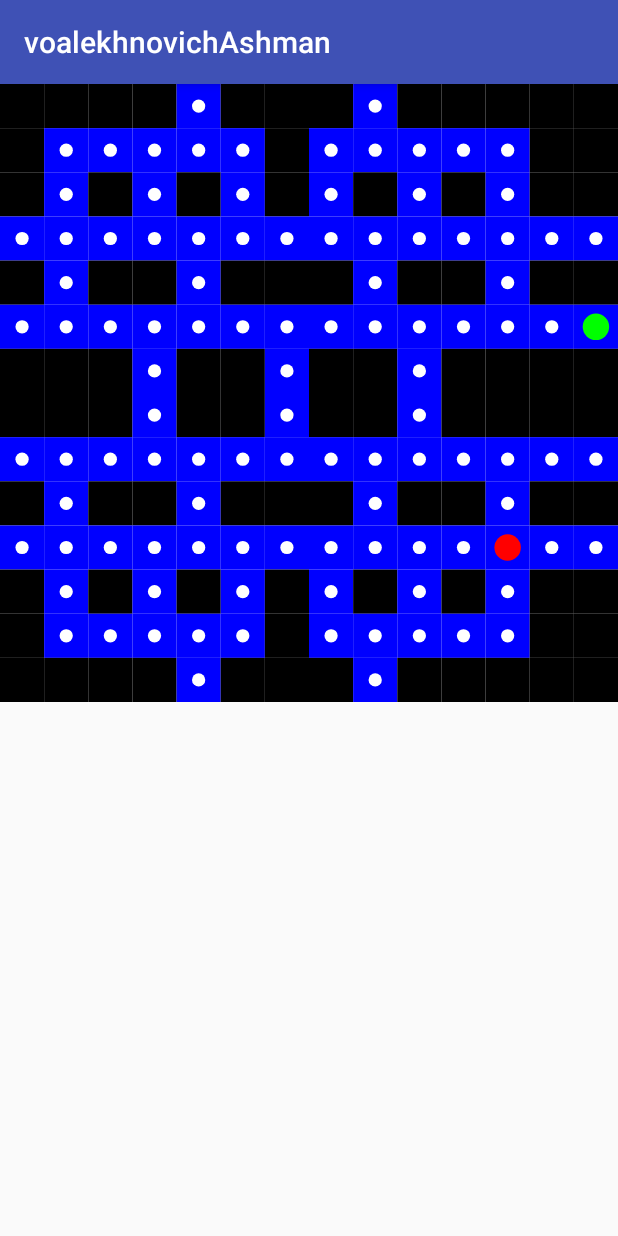
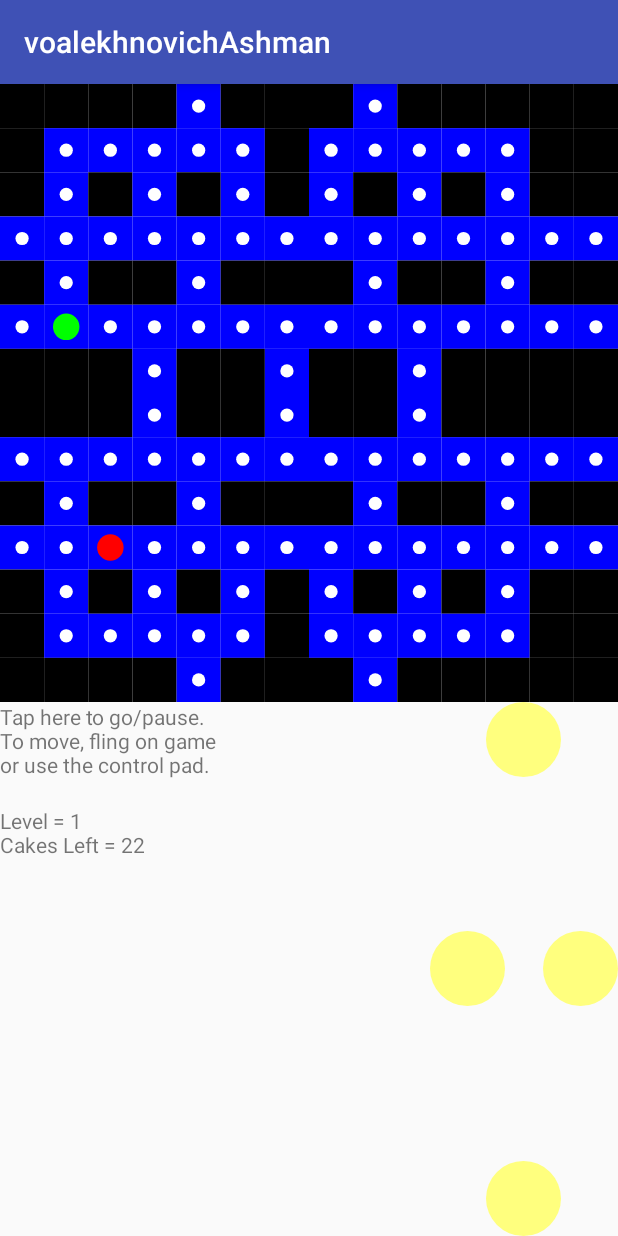
Before and after one commit to vitaovich/Ashman, an Android app: the MainActivity screen opened directly, with no data from a screen before it, on a phone screen of 412 x 824 dp. Run offline under Robolectric (Android 15) with nearby library versions, the phone set to English and light mode, and no system bars.

Commit message:
added player control, and ghost movement. Also calculate next available position on playfield

```diff
--- a/app/src/main/java/com/alekhnovich/vitaliy/voalekhnovichashman/A_Player.java
+++ b/app/src/main/java/com/alekhnovich/vitaliy/voalekhnovichashman/A_Player.java
@@ -1,6 +1,8 @@
 package com.alekhnovich.vitaliy.voalekhnovichashman;
 
 import android.graphics.Canvas;
+
+import java.util.Random;
 
 /**
  * Created by vio on 12/5/16.
@@ -9,7 +11,7 @@ import android.graphics.Canvas;
 public abstract class A_Player
 {
     Directions currentDirection;
-    private int cellWidth;
+    protected int cellWidth;
     private int currentCellX;
     private int currentCellY;
     private float positionX;
@@ -49,7 +51,7 @@ public abstract class A_Player
     {
         this.currentCellY = currentCellY;
     }
-    public float getCurrentCellY()
+    public int getCurrentCellY()
     {
         return this.currentCellY;
     }
@@ -75,8 +77,27 @@ public abstract class A_Player
 
     public void setCurrentDirection(Directions direction)
     {
-        this.currentDirection = direction;
+            this.currentDirection = direction;
     }
+    public Directions getCurrentDirection() { return this.currentDirection; }
 
     public abstract void drawPlayer(Canvas canvas);
+
+    public static Directions pickRandomDirection()
+    {
+        Random random = new Random();
+        int value = random.nextInt(4);
+        switch(value)
+        {
+            case 0:
+                return Directions.Up;
+            case 1:
+                return Directions.Down;
+            case 2:
+                return Directions.Left;
+            case 3:
+                return Directions.Right;
+        }
+        return Directions.Up;
+    }
 }
--- a/app/src/main/java/com/alekhnovich/vitaliy/voalekhnovichashman/Ghost.java
+++ b/app/src/main/java/com/alekhnovich/vitaliy/voalekhnovichashman/Ghost.java
@@ -3,6 +3,8 @@ package com.alekhnovich.vitaliy.voalekhnovichashman;
 import android.graphics.Canvas;
 import android.graphics.Color;
 import android.graphics.Paint;
+
+import java.util.Random;
 
 /**
  * Created by vio on 12/5/16.
@@ -13,15 +15,7 @@ public class Ghost extends A_Player
     public Ghost(int startCellX, int startCellY, int cellWidth)
     {
         super(startCellX, startCellY, cellWidth);
-    }
-
-    public void drawGhost(Canvas canvas)
-    {
-        Paint paint = new Paint();
-        paint.setStyle(Paint.Style.FILL);
-        paint.setColor(Color.RED);
-
-        canvas.drawCircle(getPositionX(), getPositionY(), 3, paint);
+        setCurrentDirection(pickRandomDirection());
     }
 
     @Override
@@ -31,6 +25,6 @@ public class Ghost extends A_Player
         paint.setStyle(Paint.Style.FILL);
         paint.setColor(Color.RED);
 
-        canvas.drawCircle(getPositionX(), getPositionY(), getPlayerSize(), paint);
+        canvas.drawCircle(getCurrentCellX()*cellWidth + 5, getCurrentCellY()*cellWidth + 5, getPlayerSize(), paint);
     }
 }
--- a/app/src/main/java/com/alekhnovich/vitaliy/voalekhnovichashman/MainActivity.java
+++ b/app/src/main/java/com/alekhnovich/vitaliy/voalekhnovichashman/MainActivity.java
@@ -2,8 +2,12 @@ package com.alekhnovich.vitaliy.voalekhnovichashman;
 
 import android.support.v7.app.AppCompatActivity;
 import android.os.Bundle;
+import android.view.View;
+import android.widget.Button;
+import android.widget.ImageView;
 
 public class MainActivity extends AppCompatActivity {
+    ImageView upButton, downButton, leftButton, rightButton;
 
     @Override
     protected void onCreate(Bundle savedInstanceState) {
@@ -11,5 +15,41 @@ public class MainActivity extends AppCompatActivity {
         setContentView(R.layout.activity_main);
         PlayField playfield = (PlayField)findViewById(R.id.view);
         playfield.start();
+
+        upButton = (ImageView) findViewById(R.id.up);
+        upButton.setOnClickListener(new View.OnClickListener() {
+            @Override
+            public void onClick(View view) {
+                PlayField playfield = (PlayField)findViewById(R.id.view);
+                playfield.ashMan.setCurrentDirection(Directions.Up);
+            }
+        });
+
+        downButton = (ImageView) findViewById(R.id.down);
+        downButton.setOnClickListener(new View.OnClickListener() {
+            @Override
+            public void onClick(View view) {
+                PlayField playfield = (PlayField)findViewById(R.id.view);
+                playfield.ashMan.setCurrentDirection(Directions.Down);
+            }
+        });
+
+        leftButton = (ImageView) findViewById(R.id.left);
+        leftButton.setOnClickListener(new View.OnClickListener() {
+            @Override
+            public void onClick(View view) {
+                PlayField playfield = (PlayField)findViewById(R.id.view);
+                playfield.ashMan.setCurrentDirection(Directions.Left);
+            }
+        });
+
+        rightButton = (ImageView) findViewById(R.id.right);
+        rightButton.setOnClickListener(new View.OnClickListener() {
+            @Override
+            public void onClick(View view) {
+                PlayField playfield = (PlayField)findViewById(R.id.view);
+                playfield.ashMan.setCurrentDirection(Directions.Right);
+            }
+        });
     }
 }
--- a/app/src/main/java/com/alekhnovich/vitaliy/voalekhnovichashman/PlayField.java
+++ b/app/src/main/java/com/alekhnovich/vitaliy/voalekhnovichashman/PlayField.java
@@ -8,7 +8,11 @@ import android.graphics.Path;
 import android.graphics.RectF;
 import android.os.Handler;
 import android.util.AttributeSet;
+import android.util.Log;
 import android.view.View;
+import android.widget.TextView;
+
+import org.w3c.dom.Text;
 
 import java.util.Random;
 
@@ -35,8 +39,8 @@ public class PlayField extends View
     private boolean mIsRunning = false;
 
     float mAspectRatio = 1;
-    Player ashMan;
-    Ghost ghost;
+    public A_Player ashMan, ghost;
+    int changeDirectionCount = 0;
     int [][] gameField = new int [PLAYFIELD_HEIGHT+2][PLAYFIELD_WIDTH+2];
 
 
@@ -77,14 +81,25 @@ public class PlayField extends View
 
     protected void onTimer()
     {
-        float cx = ashMan.getPositionX();
-        if(cx < PLAYFIELD_PHYSICAL_WIDTH-5)
+        calculateNextPosition(ashMan);
+        boolean moving = calculateNextPosition(ghost);
+        if(moving)
         {
-            cx = cx + 5;
+            changeDirectionCount++;
         }
-        ashMan.setPositionX(cx);
+        if(changeDirectionCount > 5)
+        {
+            ghost.setCurrentDirection(A_Player.pickRandomDirection());
+            changeDirectionCount = 0;
+        }
+        if(!moving)
+        {
+            ghost.setCurrentDirection(A_Player.pickRandomDirection());
+        }
         invalidate();
     }
+
+
 
     public boolean isRunning()
     {
@@ -193,6 +208,63 @@ public class PlayField extends View
         setMeasuredDimension (finalWidth, finalHeight) ;
     }
 
+    private boolean calculateNextPosition(A_Player player)
+    {
+        int currentCellX =0, currentCellY = 0;
+        int nextCell = 0;
+        boolean changedPosition = false;
+        Directions direction;
+
+        direction = player.getCurrentDirection();
+
+        if(direction != null)
+        {
+            currentCellX = player.getCurrentCellX();
+            currentCellY = player.getCurrentCellY();
+            switch(direction)
+            {
+                case Up:
+                    currentCellY--;
+                    if(currentCellY < 0)
+                    {
+                        currentCellY = 13;
+                    }
+                    nextCell = gameField[currentCellY+1][currentCellX+1];
+                    break;
+                case Down:
+                    currentCellY++;
+                    currentCellY = currentCellY % 14;
+                    nextCell = gameField[currentCellY+1][currentCellX+1];
+                    break;
+                case Right:
+                    currentCellX++;
+                    currentCellX = currentCellX %14;
+                    nextCell = gameField[currentCellY+1][currentCellX+1];
+                    break;
+                case Left:
+                    currentCellX--;
+                    if(currentCellX < 0)
+                    {
+                        currentCellX = 13;
+                    }
+                    nextCell = gameField[currentCellY+1][currentCellX+1];
+                    break;
+            }
+            if(currentCellX >= 0 && currentCellX < 15 && nextCell > WALL_VALUE)
+            {
+                changedPosition = true;
+                player.setCurrentCellX(currentCellX);
+
+            }
+            if(currentCellY >= 0 && currentCellY < 15 && nextCell > WALL_VALUE)
+            {
+                changedPosition = true;
+                player.setCurrentCellY(currentCellY);
+            }
+        }
+        return changedPosition;
+    }
+
     private void createLevel(String seed)
     {
         gameField[2][2] = CAKE_VALUE;
@@ -231,21 +303,5 @@ public class PlayField extends View
                 gameField[15-i][14-j] = gameField[i][j];
             }
         }
-//        Random random = new Random(seed.hashCode());
-//        int value;
-//        for(int i = 1; i < gameField.length-1; i++)
-//        {
-//            for(int j = 1; j < gameField[i].length-1; j++)
-//            {
-//                value = random.nextInt(3);
-//                if(value > 0)
-//                {
-//                    gameField[i][j] = CAKE_VALUE;
-//                }
-//
-//            }
-//        }
-
-
     }
 }
--- a/app/src/main/java/com/alekhnovich/vitaliy/voalekhnovichashman/Player.java
+++ b/app/src/main/java/com/alekhnovich/vitaliy/voalekhnovichashman/Player.java
@@ -23,6 +23,6 @@ public class Player extends A_Player
         paint.setStyle(Paint.Style.FILL);
         paint.setColor(Color.GREEN);
 
-        canvas.drawCircle(getPositionX(), getPositionY(), getPlayerSize(), paint);
+        canvas.drawCircle(getCurrentCellX()*cellWidth + 5, getCurrentCellY()*cellWidth + 5, getPlayerSize(), paint);
     }
 }
--- /dev/null
+++ b/app/src/main/res/drawable/button.xml
@@ -0,0 +1,5 @@
+<?xml version="1.0" encoding="utf-8"?>
+<shape xmlns:android="http://schemas.android.com/apk/res/android"
+    android:shape="oval" >
+    <solid android:color="#FFFF7E"/>
+</shape>
--- a/app/src/main/res/layout/activity_main.xml
+++ b/app/src/main/res/layout/activity_main.xml
@@ -1,5 +1,6 @@
 <?xml version="1.0" encoding="utf-8"?>
 <RelativeLayout xmlns:android="http://schemas.android.com/apk/res/android"
+    xmlns:app="http://schemas.android.com/apk/res-auto"
     xmlns:tools="http://schemas.android.com/tools"
     android:id="@+id/activity_main"
     android:layout_width="match_parent"
@@ -14,4 +15,62 @@
         android:layout_alignParentLeft="true"
         android:layout_alignParentStart="true"
         android:id="@+id/view" />
+
+    <TextView
+        android:text="@string/instructions"
+        android:layout_width="150dp"
+        android:layout_height="wrap_content"
+        android:layout_below="@+id/view"
+        android:layout_alignParentLeft="true"
+        android:layout_alignParentStart="true"
+        android:id="@+id/textView" />
+
+    <RelativeLayout
+        android:layout_below="@+id/view"
+        android:layout_height="wrap_content"
+        android:layout_width="125dp"
+        android:layout_alignParentRight="true">
+
+        <ImageView
+            android:layout_width="50dp"
+            android:layout_height="50dp"
+            app:srcCompat="@drawable/button"
+            android:id="@+id/up"
+            android:layout_alignParentTop="true"
+            android:layout_centerHorizontal="true"/>
+
+        <ImageView
+            android:layout_width="50dp"
+            android:layout_height="50dp"
+            app:srcCompat="@drawable/button"
+            android:id="@+id/down"
+            android:layout_alignParentBottom="true"
+            android:layout_centerHorizontal="true"/>
+
+        <ImageView
+            android:layout_width="50dp"
+            android:layout_height="50dp"
+            app:srcCompat="@drawable/button"
+            android:id="@+id/right"
+            android:layout_alignParentRight="true"
+            android:layout_centerVertical="true"/>
+
+        <ImageView
+            android:layout_width="50dp"
+            android:layout_height="50dp"
+            app:srcCompat="@drawable/button"
+            android:id="@+id/left"
+            android:layout_alignParentLeft="true"
+            android:layout_centerVertical="true"/>
+    </RelativeLayout>
+
+    <TextView
+        android:text="@string/stats"
+        android:layout_width="150dp"
+        android:layout_height="wrap_content"
+        android:id="@+id/stats"
+        android:layout_below="@+id/textView"
+        android:layout_alignParentLeft="true"
+        android:layout_alignParentStart="true"
+        android:layout_marginTop="18dp" />
 </RelativeLayout>
--- a/app/src/main/res/values/strings.xml
+++ b/app/src/main/res/values/strings.xml
@@ -1,3 +1,5 @@
 <resources>
     <string name="app_name">voalekhnovichAshman</string>
+    <string name="instructions">Tap here to go/pause. To move, fling on game or use the control pad.</string>
+    <string name="stats">Level = 1\nCakes Left = 22</string>
 </resources>
```
